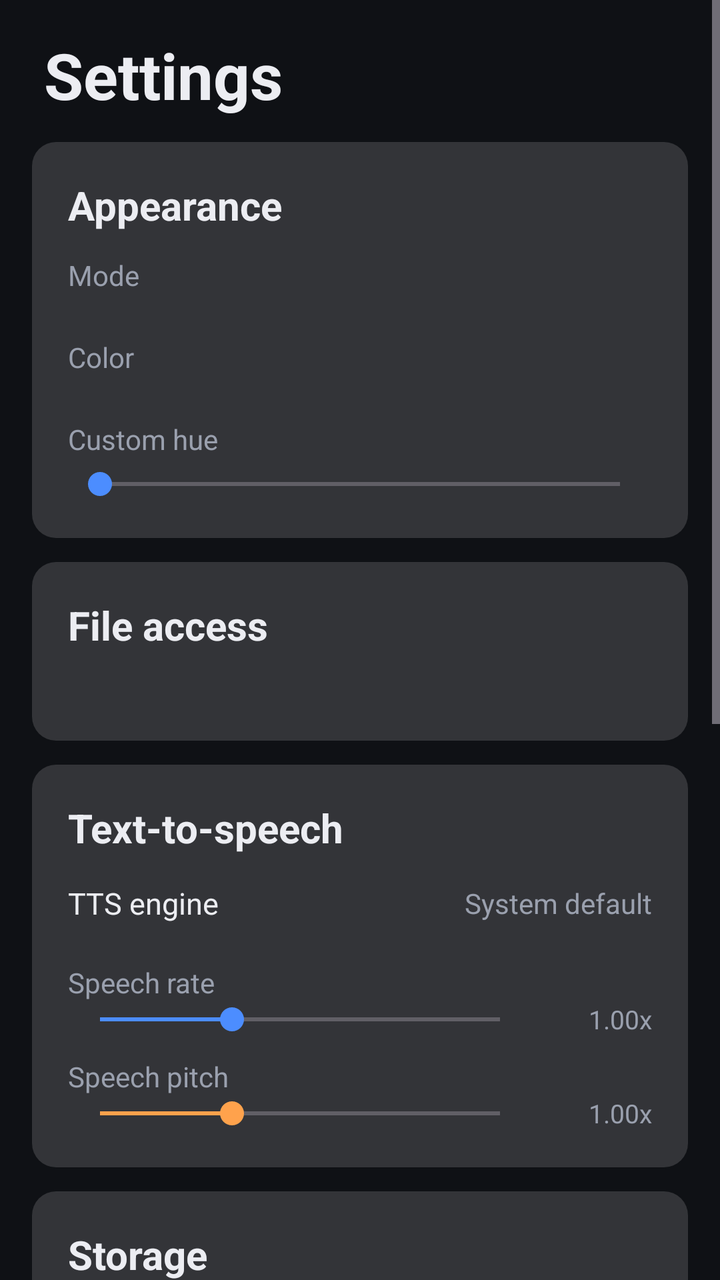
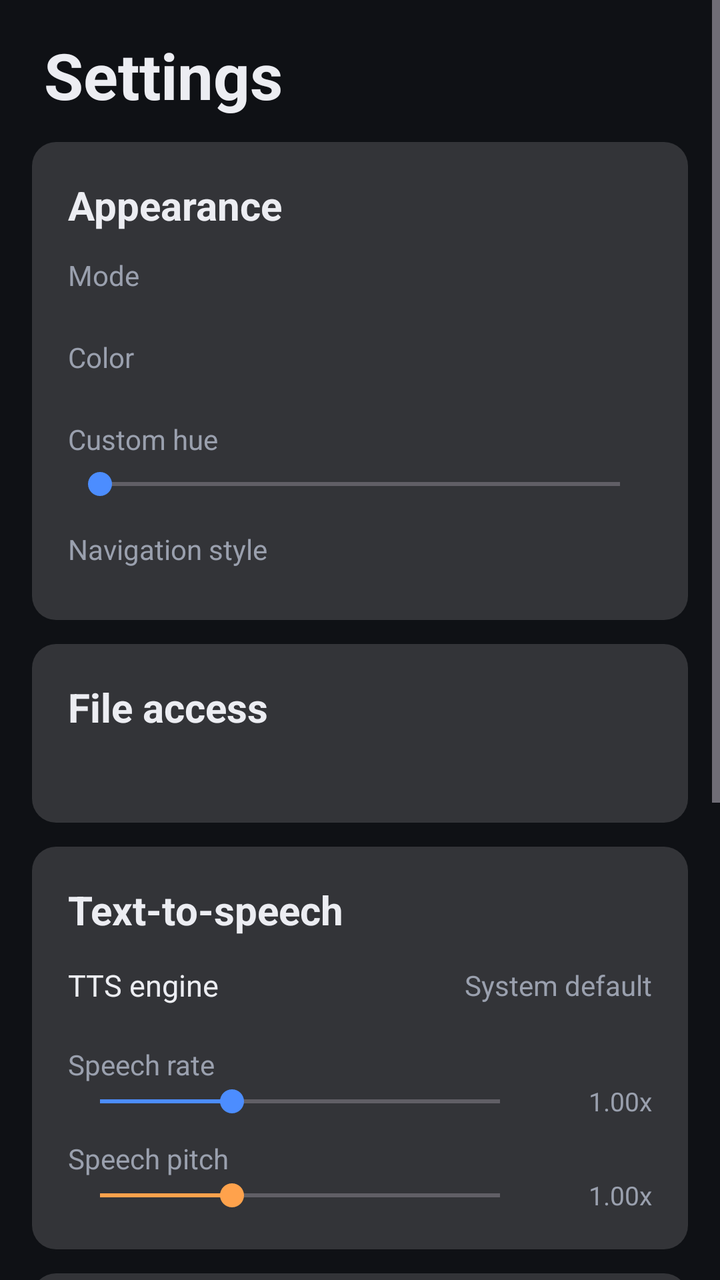

The first picture is an Android layout as it rendered before a commit; the second is the same layout after the commit. The layout source and the unified diff follow.
<!-- AndroidManifest.xml: application theme Theme.LightPlayer -->
<!-- res/layout/fragment_settings.xml -->
<?xml version="1.0" encoding="utf-8"?>
<ScrollView xmlns:android="http://schemas.android.com/apk/res/android"
    android:layout_width="match_parent"
    android:layout_height="match_parent"
    android:clipToPadding="false"
    android:fillViewport="true"
    android:overScrollMode="ifContentScrolls"
    android:paddingBottom="100dp">

    <LinearLayout
        android:layout_width="match_parent"
        android:layout_height="wrap_content"
        android:orientation="vertical"
        android:paddingHorizontal="16dp"
        android:paddingTop="16dp">

        <TextView
            android:layout_width="wrap_content"
            android:layout_height="wrap_content"
            android:layout_marginStart="6dp"
            android:layout_marginBottom="12dp"
            android:tag="text1"
            android:text="@string/settings_title"
            android:textColor="@color/text_primary"
            android:textSize="32sp"
            android:textStyle="bold" />

        
        <LinearLayout
            android:layout_width="match_parent"
            android:layout_height="wrap_content"
            android:layout_marginBottom="12dp"
            android:background="@drawable/bg_count_pill"
            android:orientation="vertical"
            android:padding="18dp"
            android:tag="card">

            <TextView
                android:layout_width="wrap_content"
                android:layout_height="wrap_content"
                android:tag="text1"
                android:text="@string/settings_appearance"
                android:textColor="@color/text_primary"
                android:textSize="20sp"
                android:textStyle="bold" />

            <TextView
                android:layout_width="wrap_content"
                android:layout_height="wrap_content"
                android:layout_marginTop="12dp"
                android:tag="text2"
                android:text="@string/settings_mode"
                android:textColor="@color/text_secondary"
                android:textSize="14sp" />

            <HorizontalScrollView
                android:layout_width="match_parent"
                android:layout_height="wrap_content"
                android:layout_marginTop="8dp"
                android:overScrollMode="never"
                android:scrollbars="none">

                <LinearLayout
                    android:id="@+id/modeChips"
                    android:layout_width="wrap_content"
                    android:layout_height="wrap_content"
                    android:orientation="horizontal" />
            </HorizontalScrollView>

            <TextView
                android:layout_width="wrap_content"
                android:layout_height="wrap_content"
                android:layout_marginTop="14dp"
                android:tag="text2"
                android:text="@string/settings_color"
                android:textColor="@color/text_secondary"
                android:textSize="14sp" />

            <HorizontalScrollView
                android:layout_width="match_parent"
                android:layout_height="wrap_content"
                android:layout_marginTop="8dp"
                android:overScrollMode="never"
                android:scrollbars="none">

                <LinearLayout
                    android:id="@+id/colorChips"
                    android:layout_width="wrap_content"
                    android:layout_height="wrap_content"
                    android:orientation="horizontal" />
            </HorizontalScrollView>

            <TextView
                android:layout_width="wrap_content"
                android:layout_height="wrap_content"
                android:layout_marginTop="14dp"
                android:tag="text2"
                android:text="@string/settings_hue"
                android:textColor="@color/text_secondary"
                android:textSize="14sp" />

            <SeekBar
                android:id="@+id/hueSeek"
                android:layout_width="match_parent"
                android:layout_height="wrap_content"
                android:layout_marginTop="4dp"
                android:max="360"
                android:progressTint="@color/accent"
                android:tag="seek"
                android:thumbTint="@color/accent" />
        </LinearLayout>

        
        <LinearLayout
            android:layout_width="match_parent"
            android:layout_height="wrap_content"
            android:layout_marginBottom="12dp"
            android:background="@drawable/bg_count_pill"
            android:orientation="vertical"
            android:padding="18dp"
            android:tag="card">

            <TextView
                android:layout_width="wrap_content"
                android:layout_height="wrap_content"
                android:tag="text1"
                android:text="@string/settings_file_access"
                android:textColor="@color/text_primary"
                android:textSize="20sp"
                android:textStyle="bold" />

            <TextView
                android:id="@+id/fileStatus"
                android:layout_width="match_parent"
                android:layout_height="wrap_content"
                android:layout_marginTop="6dp"
                android:tag="text2"
                android:textColor="@color/text_secondary"
                android:textSize="15sp" />

            <Button
                android:id="@+id/btnGrantAccess"
                style="?attr/materialButtonOutlinedStyle"
                android:layout_width="match_parent"
                android:layout_height="wrap_content"
                android:layout_marginTop="10dp"
                android:tag="btn_outline"
                android:text="@string/settings_grant"
                android:visibility="gone" />
        </LinearLayout>

        
        <LinearLayout
            android:layout_width="match_parent"
            android:layout_height="wrap_content"
            android:layout_marginBottom="12dp"
            android:background="@drawable/bg_count_pill"
            android:orientation="vertical"
            android:padding="18dp"
            android:tag="card">

            <TextView
                android:layout_width="wrap_content"
                android:layout_height="wrap_content"
                android:tag="text1"
                android:text="@string/settings_tts_header"
                android:textColor="@color/text_primary"
                android:textSize="20sp"
                android:textStyle="bold" />

            <LinearLayout
                android:id="@+id/engineRow"
                android:layout_width="match_parent"
                android:layout_height="wrap_content"
                android:background="?attr/selectableItemBackground"
                android:clickable="true"
                android:focusable="true"
                android:gravity="center_vertical"
                android:orientation="horizontal"
                android:paddingVertical="14dp">

                <TextView
                    android:layout_width="0dp"
                    android:layout_height="wrap_content"
                    android:layout_weight="1"
                    android:tag="text1"
                    android:text="@string/settings_engine"
                    android:textColor="@color/text_primary"
                    android:textSize="15sp" />

                <TextView
                    android:id="@+id/engineValue"
                    android:layout_width="wrap_content"
                    android:layout_height="wrap_content"
                    android:tag="accent_text"
                    android:text="@string/settings_default_engine"
                    android:textColor="@color/text_secondary"
                    android:textSize="14sp" />
            </LinearLayout>

            <TextView
                android:layout_width="wrap_content"
                android:layout_height="wrap_content"
                android:layout_marginTop="6dp"
                android:tag="text2"
                android:text="@string/settings_rate"
                android:textColor="@color/text_secondary"
                android:textSize="14sp" />

            <LinearLayout
                android:layout_width="match_parent"
                android:layout_height="wrap_content"
                android:gravity="center_vertical"
                android:orientation="horizontal">

                <SeekBar
                    android:id="@+id/rateSeek"
                    android:layout_width="0dp"
                    android:layout_height="wrap_content"
                    android:layout_weight="1"
                    android:max="100"
                    android:progress="33"
                    android:progressTint="@color/accent"
                    android:tag="seek"
                    android:thumbTint="@color/accent" />

                <TextView
                    android:id="@+id/rateValue"
                    android:layout_width="60dp"
                    android:layout_height="wrap_content"
                    android:gravity="end"
                    android:tag="text1"
                    android:text="@string/settings_rate_default"
                    android:textColor="@color/text_secondary"
                    android:textSize="13sp" />
            </LinearLayout>

            <TextView
                android:layout_width="wrap_content"
                android:layout_height="wrap_content"
                android:layout_marginTop="10dp"
                android:tag="text2"
                android:text="@string/settings_pitch"
                android:textColor="@color/text_secondary"
                android:textSize="14sp" />

            <LinearLayout
                android:layout_width="match_parent"
                android:layout_height="wrap_content"
                android:gravity="center_vertical"
                android:orientation="horizontal">

                <SeekBar
                    android:id="@+id/pitchSeek"
                    android:layout_width="0dp"
                    android:layout_height="wrap_content"
                    android:layout_weight="1"
                    android:max="100"
                    android:progress="33"
                    android:progressTint="@color/accent_tts"
                    android:tag="seek_tts"
                    android:thumbTint="@color/accent_tts" />

                <TextView
                    android:id="@+id/pitchValue"
                    android:layout_width="60dp"
                    android:layout_height="wrap_content"
                    android:gravity="end"
                    android:tag="text1"
                    android:text="@string/settings_rate_default"
                    android:textColor="@color/text_secondary"
                    android:textSize="13sp" />
            </LinearLayout>
        </LinearLayout>

        
        <LinearLayout
            android:layout_width="match_parent"
            android:layout_height="wrap_content"
            android:layout_marginBottom="12dp"
            android:background="@drawable/bg_count_pill"
            android:orientation="vertical"
            android:padding="18dp"
            android:tag="card">

            <TextView
                android:layout_width="wrap_content"
                android:layout_height="wrap_content"
                android:tag="text1"
                android:text="@string/settings_storage_header"
                android:textColor="@color/text_primary"
                android:textSize="20sp"
                android:textStyle="bold" />

            <TextView
                android:id="@+id/storageInfo"
                android:layout_width="match_parent"
                android:layout_height="wrap_content"
                android:layout_marginTop="6dp"
                android:tag="text2"
                android:text="@string/settings_generated_fmt"
                android:textColor="@color/text_secondary"
                android:textSize="15sp" />

            <Button
                android:id="@+id/clearTts"
                style="?attr/materialButtonOutlinedStyle"
                android:layout_width="match_parent"
                android:layout_height="wrap_content"
                android:layout_marginTop="12dp"
                android:tag="btn_outline"
                android:text="@string/settings_clear_tts" />

            <Button
                android:id="@+id/clearCache"
                style="?attr/materialButtonOutlinedStyle"
                android:layout_width="match_parent"
                android:layout_height="wrap_content"
                android:layout_marginTop="8dp"
                android:tag="btn_outline"
                android:text="@string/settings_clear_cache" />
        </LinearLayout>

        
        <LinearLayout
            android:layout_width="match_parent"
            android:layout_height="wrap_content"
            android:layout_marginBottom="12dp"
            android:background="@drawable/bg_count_pill"
            android:orientation="vertical"
            android:padding="18dp"
            android:tag="card">

            <TextView
                android:layout_width="wrap_content"
                android:layout_height="wrap_content"
                android:tag="text1"
                android:text="@string/settings_about_header"
                android:textColor="@color/text_primary"
                android:textSize="20sp"
                android:textStyle="bold" />

            <TextView
                android:id="@+id/versionText"
                android:layout_width="wrap_content"
                android:layout_height="wrap_content"
                android:layout_marginTop="6dp"
                android:tag="text2"
                android:textColor="@color/text_secondary"
                android:textSize="15sp" />

            <TextView
                android:layout_width="match_parent"
                android:layout_height="wrap_content"
                android:layout_marginTop="2dp"
                android:tag="text2"
                android:text="@string/settings_about"
                android:textColor="@color/text_secondary"
                android:textSize="15sp" />
        </LinearLayout>
    </LinearLayout>
</ScrollView>
<!-- resources referenced by this layout -->
<resources>
  <color name="accent">#4C8DFF</color>
  <color name="accent_tts">#FFA24C</color>
  <color name="text_primary">#ECEDF2</color>
  <color name="text_secondary">#9AA0AE</color>
  <!-- drawable bg_count_pill (drawable) -->
  <?xml version="1.0" encoding="utf-8"?>
  <shape xmlns:android="http://schemas.android.com/apk/res/android" android:shape="rectangle">
      <solid android:color="#26FFFFFF" />
      <corners android:radius="12dp" />
  </shape>
  <string name="settings_about">Lightweight local media player with subtitle-based TTS audio generation.</string>
  <string name="settings_about_header">About</string>
  <string name="settings_appearance">Appearance</string>
  <string name="settings_clear_cache">Clear temporary cache</string>
  <string name="settings_clear_tts">Clear generated TTS files</string>
  <string name="settings_color">Color</string>
  <string name="settings_default_engine">System default</string>
  <string name="settings_engine">TTS engine</string>
  <string name="settings_file_access">File access</string>
  <string name="settings_generated_fmt">Generated tracks: %1$d (%2$s)</string>
  <string name="settings_grant">Allow access</string>
  <string name="settings_hue">Custom hue</string>
  <string name="settings_mode">Mode</string>
  <string name="settings_pitch">Speech pitch</string>
  <string name="settings_rate">Speech rate</string>
  <string name="settings_rate_default">1.00x</string>
  <string name="settings_storage_header">Storage</string>
  <string name="settings_title">Settings</string>
  <string name="settings_tts_header">Text-to-speech</string>
  <style name="Theme.LightPlayer" parent="Theme.Material3.Dark.NoActionBar">
          <item name="colorPrimary">@color/accent</item>
          <item name="colorOnPrimary">#FFFFFF</item>
          <item name="colorSecondary">@color/accent</item>
          <item name="colorSurface">@color/surface</item>
          <item name="colorOnSurface">@color/text_primary</item>
          <item name="colorOnSurfaceVariant">@color/text_secondary</item>
          <item name="android:colorBackground">@color/bg</item>
          <item name="android:statusBarColor">@color/bg</item>
          <item name="android:navigationBarColor">@color/bg</item>
          <item name="android:windowBackground">@color/bg</item>
          <item name="android:forceDarkAllowed">false</item>
      </style>
  <color name="surface">#171A21</color>
  <color name="bg">#0F1115</color>
</resources>

<!-- the commit's change to res/layout/fragment_settings.xml (unified diff, before → after) -->
@@ -5,7 +5,7 @@
     android:clipToPadding="false"
     android:fillViewport="true"
     android:overScrollMode="ifContentScrolls"
-    android:paddingBottom="100dp">
+    android:paddingBottom="16dp">
 
     <LinearLayout
         android:layout_width="match_parent"
@@ -108,6 +108,29 @@
                 android:progressTint="@color/accent"
                 android:tag="seek"
                 android:thumbTint="@color/accent" />
+
+            <TextView
+                android:layout_width="wrap_content"
+                android:layout_height="wrap_content"
+                android:layout_marginTop="14dp"
+                android:tag="text2"
+                android:text="@string/settings_nav"
+                android:textColor="@color/text_secondary"
+                android:textSize="14sp" />
+
+            <HorizontalScrollView
+                android:layout_width="match_parent"
+                android:layout_height="wrap_content"
+                android:layout_marginTop="8dp"
+                android:overScrollMode="never"
+                android:scrollbars="none">
+
+                <LinearLayout
+                    android:id="@+id/navChips"
+                    android:layout_width="wrap_content"
+                    android:layout_height="wrap_content"
+                    android:orientation="horizontal" />
+            </HorizontalScrollView>
         </LinearLayout>
 
         
<!-- resource entries referenced after the edit -->
@@ -23,6 +23,7 @@
   <string name="settings_grant">Allow access</string>
   <string name="settings_hue">Custom hue</string>
   <string name="settings_mode">Mode</string>
+  <string name="settings_nav">Navigation style</string>
   <string name="settings_pitch">Speech pitch</string>
   <string name="settings_rate">Speech rate</string>
   <string name="settings_rate_default">1.00x</string>
